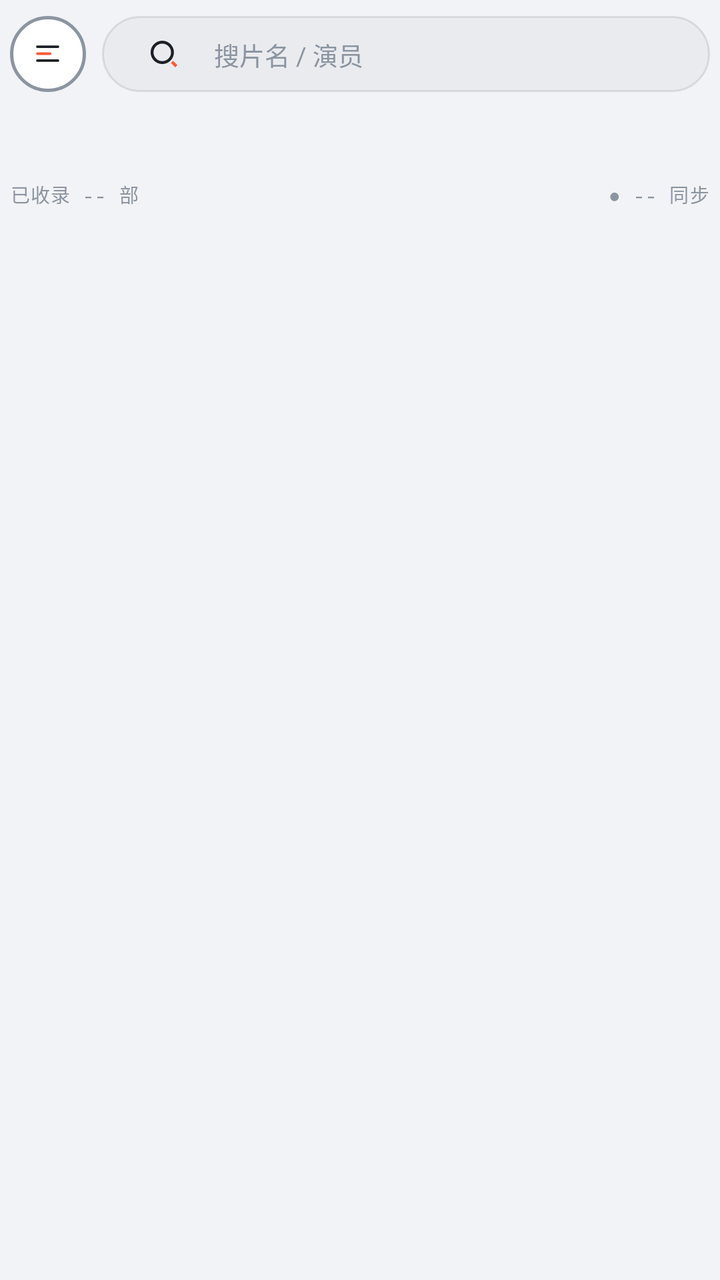
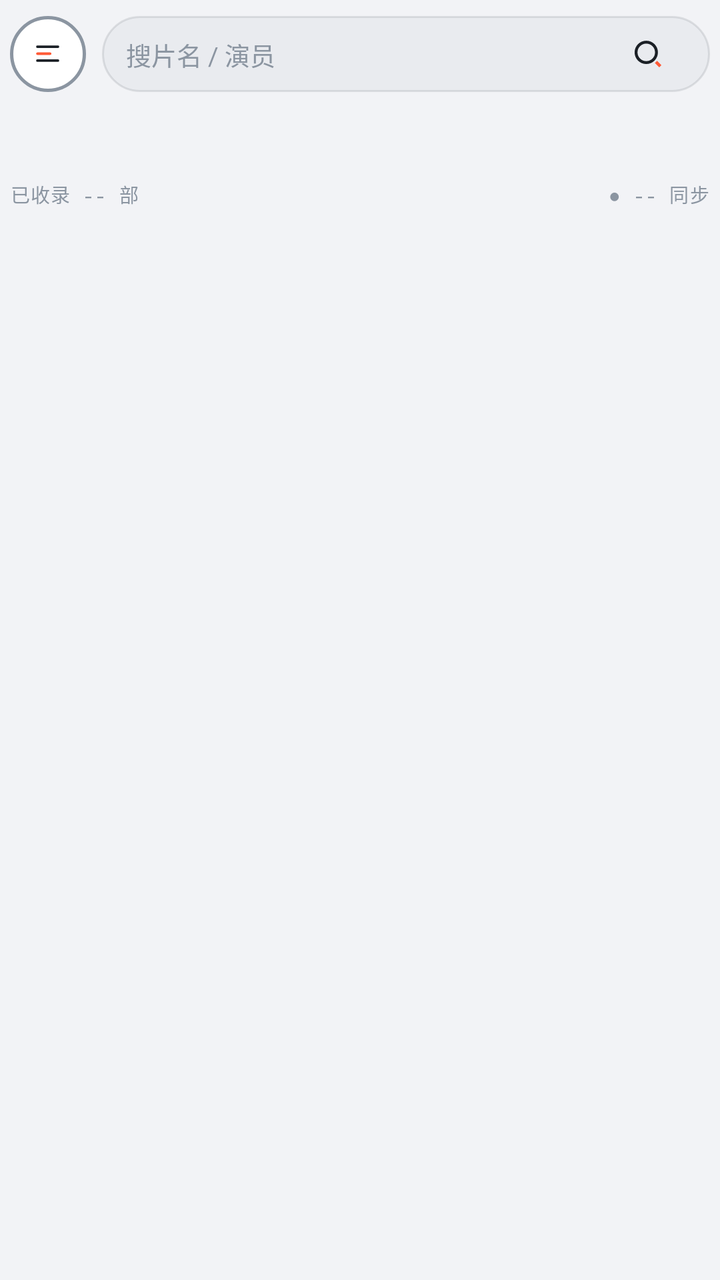

Screens rendered from an Android XML layout before and after an edit, with the pre-edit source and the edit as a unified diff.
<!-- AndroidManifest.xml: application theme Theme.LateShow -->
<!-- res/layout/fragment_home.xml -->
<?xml version="1.0" encoding="utf-8"?>
<LinearLayout xmlns:android="http://schemas.android.com/apk/res/android"
    xmlns:app="http://schemas.android.com/apk/res-auto"
    android:layout_width="match_parent"
    android:layout_height="match_parent"
    android:orientation="vertical">

    
    <LinearLayout
        android:layout_width="match_parent"
        android:layout_height="wrap_content"
        android:orientation="horizontal"
        android:gravity="center_vertical"
        android:paddingLeft="5dp"
        android:paddingRight="5dp"
        android:paddingTop="8dp"
        android:paddingBottom="8dp">

        <FrameLayout
            android:id="@+id/btnSource"
            android:layout_width="38dp"
            android:layout_height="38dp"
            android:background="@drawable/bg_ring_off"
            android:contentDescription="切换源站">

            <androidx.appcompat.widget.AppCompatImageView
                android:id="@+id/btnSourceIcon"
                android:layout_width="17dp"
                android:layout_height="17dp"
                android:layout_gravity="center"
                app:srcCompat="@drawable/ic_menu_list"
                android:contentDescription="源站菜单" />
        </FrameLayout>

        <EditText
            android:id="@+id/inputSearch"
            android:layout_width="0dp"
            android:layout_height="38dp"
            android:layout_weight="1"
            android:layout_marginLeft="8dp"
            android:paddingLeft="12dp"
            android:paddingRight="12dp"
            android:background="@drawable/bg_capsule"
            android:hint="搜片名 / 演员"
            android:textSize="12.5sp"
            android:textColor="@color/t1"
            android:textColorHint="@color/t3"
            android:maxLines="1"
            android:inputType="text"
            android:imeOptions="actionSearch"
            android:drawableStart="@drawable/ic_search_inset"
            android:drawablePadding="6dp" />
    </LinearLayout>

    
    <androidx.recyclerview.widget.RecyclerView
        android:id="@+id/chips"
        android:layout_width="match_parent"
        android:layout_height="30dp"
        android:paddingLeft="5dp"
        android:paddingRight="5dp"
        android:clipToPadding="false" />

    
    <LinearLayout
        android:layout_width="match_parent"
        android:layout_height="wrap_content"
        android:orientation="horizontal"
        android:paddingLeft="5dp"
        android:paddingRight="5dp"
        android:paddingTop="6dp"
        android:paddingBottom="6dp">

        <TextView
            android:id="@+id/metaCount"
            style="@style/MetaLabel"
            android:layout_width="0dp"
            android:layout_weight="1"
            android:layout_height="wrap_content"
            android:text="已收录 -- 部" />

        <TextView
            android:id="@+id/metaSync"
            style="@style/MetaLabel"
            android:layout_width="wrap_content"
            android:layout_height="wrap_content"
            android:text="● -- 同步" />
    </LinearLayout>

    
    <FrameLayout
        android:layout_width="match_parent"
        android:layout_height="0dp"
        android:layout_weight="1">

        <androidx.recyclerview.widget.RecyclerView
            android:id="@+id/grid"
            android:layout_width="match_parent"
            android:layout_height="match_parent"
            android:paddingTop="2dp"
            android:clipToPadding="false" />

        <com.google.android.material.floatingactionbutton.FloatingActionButton
            android:id="@+id/fabTop"
            android:layout_width="wrap_content"
            android:layout_height="wrap_content"
            android:layout_gravity="bottom|end"
            android:layout_margin="12dp"
            android:src="@drawable/ic_top"
            app:fabCustomSize="40dp"
            app:maxImageSize="18dp"
            app:backgroundTint="@color/ink700"
            app:tint="@color/t1"
            app:elevation="6dp"
            android:contentDescription="回到顶部"
            android:visibility="gone" />
    </FrameLayout>

    <TextView
        android:id="@+id/emptyView"
        android:layout_width="match_parent"
        android:layout_height="0dp"
        android:layout_weight="1"
        android:gravity="center"
        android:text="换个关键词试试\n试试片名、演员，或切回「全部」"
        android:textSize="13sp"
        android:textColor="@color/t2"
        android:visibility="gone" />
</LinearLayout>
<!-- resources referenced by this layout -->
<resources>
  <color name="ink700">#E9EBEF</color>
  <color name="t1">#1B2026</color>
  <color name="t2">#5C6672</color>
  <color name="t3">#8B95A1</color>
  <!-- drawable bg_capsule (drawable) -->
  <?xml version="1.0" encoding="utf-8"?>
  <shape xmlns:android="http://schemas.android.com/apk/res/android" android:shape="rectangle">
      <solid android:color="@color/ink700" />
      <stroke android:width="1dp" android:color="@color/line" />
      <corners android:radius="999dp" />
  </shape>
  <!-- drawable bg_ring_off (drawable) -->
  <?xml version="1.0" encoding="utf-8"?>
  <ripple xmlns:android="http://schemas.android.com/apk/res/android"
      android:color="#26727B88">
      <item android:id="@android:id/mask">
          <shape android:shape="oval">
              <solid android:color="#FFFFFFFF" />
          </shape>
      </item>
      <item>
          <shape android:shape="oval">
              <solid android:color="@color/ink800" />
              <stroke android:width="1.5dp" android:color="@color/t3" />
          </shape>
      </item>
  </ripple>
  <!-- drawable ic_search_inset (drawable) -->
  <?xml version="1.0" encoding="utf-8"?>
  <inset xmlns:android="http://schemas.android.com/apk/res/android"
      android:drawable="@drawable/ic_search"
      android:insetLeft="9dp" android:insetRight="9dp"
      android:insetTop="9dp" android:insetBottom="9dp" />
  <!-- drawable ic_top (drawable) -->
  <?xml version="1.0" encoding="utf-8"?>
  <animated-vector xmlns:android="http://schemas.android.com/apk/res/android"
      xmlns:aapt="http://schemas.android.com/aapt">
      <aapt:attr name="android:drawable">
          <vector
              android:width="24dp"
              android:height="24dp"
              android:viewportWidth="24"
              android:viewportHeight="24">
              <group android:name="gSlide">
                  <path
                      android:fillColor="@color/t1"
                      android:fillType="evenOdd"
                      android:pathData="M17.358,11.368a0.714,0.714 0 0 0-0.092-1.006L12.99,6.798a0.71,0.71 0 0 0-0.778-0.102a0.708,0.708 0 0 0-0.155,0.102L7.78,10.362a0.714,0.714 0 1 0 0.915,1.097l3.078,-2.565v7.731a0.75,0.75 0 0 0 1.5,0v-7.73l3.079,2.564a0.714,0.714 0 0 0 1.006,-0.091z" />
              </group>
          </vector>
      </aapt:attr>
      <target android:name="gSlide">
          <aapt:attr name="android:animation">
              <objectAnimator
                  android:duration="1000"
                  android:interpolator="@android:interpolator/decelerate_quad"
                  android:propertyName="translationY"
                  android:repeatCount="infinite"
                  android:repeatMode="reverse"
                  android:valueFrom="0"
                  android:valueTo="2" />
          </aapt:attr>
      </target>
  </animated-vector>
  <style name="MetaLabel" parent="Mono">
          <item name="android:textSize">9.5sp</item>
          <item name="android:textColor">@color/t3</item>
          <item name="android:textAllCaps">true</item>
      </style>
  <style name="Theme.LateShow" parent="Theme.Material3.Light.NoActionBar">
          <item name="android:windowBackground">@color/ink900</item>
          <item name="colorPrimary">@color/acc</item>
          <item name="colorOnPrimary">@color/accInk</item>
          <item name="colorSurface">@color/ink800</item>
          <item name="android:colorBackground">@color/ink900</item>
          <item name="android:statusBarColor">@color/ink900</item>
          <item name="android:navigationBarColor">@color/ink900</item>
          <item name="android:windowLightStatusBar">true</item>
      </style>
  <color name="line">#1A12181F</color>
  <color name="ink800">#FFFFFF</color>
  <color name="acc">#FF5A36</color>
  <style name="Mono">
          <item name="android:fontFamily">monospace</item>
          <item name="android:fontFeatureSettings">tnum</item>
          <item name="android:letterSpacing">0.04</item>
      </style>
  <color name="ink900">#F2F3F6</color>
  <color name="accInk">#170A05</color>
  <!-- unchanged entries left out for length: 2 -->
</resources>

<!-- the commit's change to res/layout/fragment_home.xml (unified diff, before → after) -->
@@ -48,7 +48,7 @@
             android:maxLines="1"
             android:inputType="text"
             android:imeOptions="actionSearch"
-            android:drawableStart="@drawable/ic_search_inset"
+            android:drawableEnd="@drawable/ic_search_inset"
             android:drawablePadding="6dp" />
     </LinearLayout>
 
